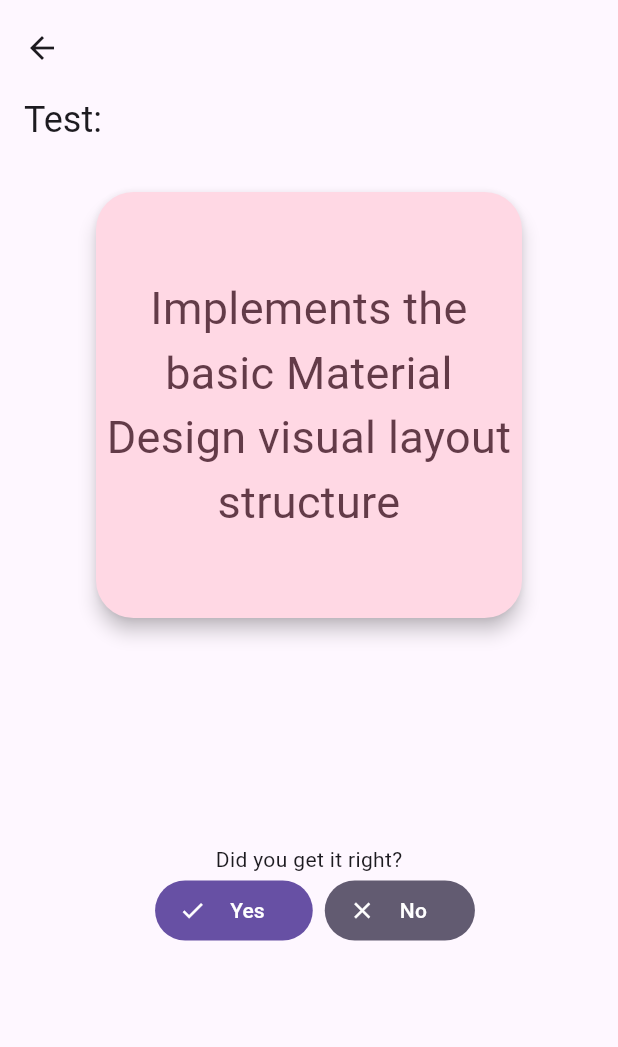
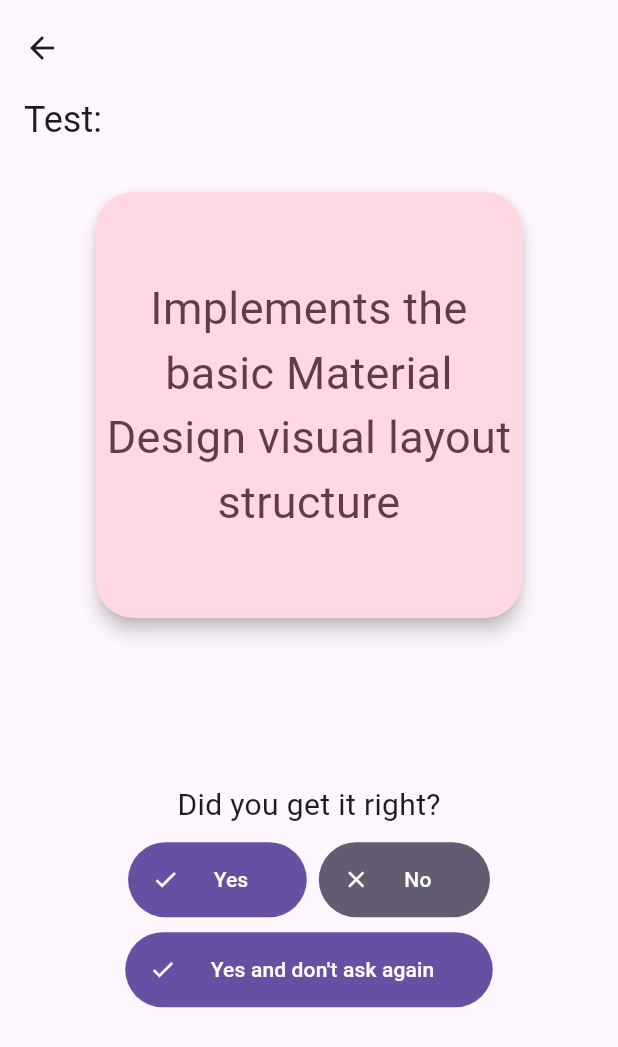
Before and after one commit to tapan98/flashcards, a Flutter app: the TestPage screen opened directly with empty values, after a tap on "Tap to reveal", on a phone screen of 412 x 824 dp. Shown: the top 1047 px of the screen. Run offline on Flutter 3.47's test engine with Material 3 defaults, Android fonts, the phone set to English and light mode, and no system bars; drawn by our look-alikes of dynamic_color, flip_card; our stand-ins replace file_picker, flutter_slidable, hive_flutter; accounts and stored records are empty.

Commit message:
added a "don't ask again" button
"don't ask again" button skips the card
from appearing again for the current session

```diff
--- a/lib/pages/test_page.dart
+++ b/lib/pages/test_page.dart
@@ -60,8 +60,6 @@
     if (currentIndex != null) {
       debugPrint(// priority level of the current card
           "${_cardsList?.getFrontText()} priority: ${widget.database.cardsList[currentIndex][CardsDatabase.priorityIndex]}");
-    }
-
       if (_isFront) {
         // tap to reveal button
         widgets.add(
@@ -94,23 +92,27 @@
             child: Column(
               mainAxisAlignment: MainAxisAlignment.center,
               children: [
-              const Text("Did you get it right?"),
+                const Text(
+                  "Did you get it right?",
+                  style: TextStyle(
+                    fontSize: 20,
+                  ),
+                ),
+                const SizedBox(height: 10.0),
                 Row(
                   mainAxisAlignment: MainAxisAlignment.center,
                   children: [
-                  const SizedBox(
-                    width: 8.0,
-                  ),
                     FilledButton.icon(
                       // Yes button
                       style: FilledButton.styleFrom(
                         backgroundColor: theme.colorScheme.primary,
                         foregroundColor: theme.colorScheme.onPrimary,
                       ),
-                    onPressed: () => onAssessmentButtonPressed(isCorrect: true),
+                      onPressed: () =>
+                          onAssessmentButtonPressed(isCorrect: true),
                       icon: const Icon(Icons.check),
                       label: const Padding(
-                      padding: EdgeInsets.all(8.0),
+                        padding: EdgeInsets.all(15.0),
                         child: Text("Yes"),
                       ),
                     ),
@@ -125,29 +127,44 @@
                           onAssessmentButtonPressed(isCorrect: false),
                       icon: const Icon(Icons.close),
                       label: const Padding(
-                      padding: EdgeInsets.all(8.0),
+                        padding: EdgeInsets.all(15.0),
                         child: Text("No"),
                       ),
                     ),
                   ],
                 ),
+                const SizedBox(height: 10.0),
+                FilledButton.icon(
+                  onPressed: () {
+                    onAssessmentButtonPressed(isCorrect: true, skip: true);
+                  },
+                  icon: const Icon(Icons.check),
+                  label: const Padding(
+                    padding: EdgeInsets.all(15.0),
+                    child: Text("Yes and don't ask again"),
+                  ),
+                )
               ],
             ),
           )
         ]);
       }
+    }
     return widgets;
   }
 
   /// Increases/decreases card priority, gets the next card and flips the test card
-  void onAssessmentButtonPressed({required bool isCorrect}) {
+  void onAssessmentButtonPressed({required bool isCorrect, bool skip = false}) {
     if (_cardsList != null && _cardsList!.getCardIndex() != null) {
-      int databaseIndex = _cardsList!.getCardIndex()!;
       if (isCorrect) {
         debugPrint("✅ button pressed\nDecreasing priority...");
         if ((widget.database.decreasePriority(_cardsList!.getCardIndex()!)) ==
             DbReturnCode.noCard) {
           debugPrint("No Card");
+        }
+        if (skip) {
+          debugPrint('Skipping card "${_cardsList!.getFrontText()}"');
+          _cardsList!.skipCard();
         }
       } else {
         debugPrint("❌ button pressed\nIncreasing priority...");
@@ -156,8 +173,6 @@
           debugPrint("No Card");
         }
       }
-      debugPrint(
-          "${_cardsList!.getFrontText()} priority: ${widget.database.cardsList[databaseIndex][CardsDatabase.priorityIndex]}");
     }
 
     // get next card
@@ -218,9 +233,10 @@
   static const int distributionValueIndex = 2;
   static const int cardIndex = 3;
   static const int countIndex = 4;
+  static const int skipIndex = 5;
 
   static const String cardsDebugHelper =
-      "cardsList[ [ frontText, backText, distributionValue, card's DB index, count], ...]";
+      "cardsList[ [ frontText, backText, distributionValue, card's DB index, count, skip], ...]";
 
   /// Randomly selects a card based on their probability distribution
   void selectCard() {
@@ -244,6 +260,12 @@
   /// based on the priority of the card
   void updateDistribution() {
     int totalCount = 0;
+
+    if (_cardsList.isEmpty) {
+      _index == null;
+      return;
+    }
+
     for (int i = 0; i < _cardsList.length; i++) {
       int dbIndex = _cardsList[i][cardIndex];
       int priority = database.cardsList[dbIndex][CardsDatabase.priorityIndex];
@@ -270,28 +292,36 @@
   /// Returns front text of the card
   /// based on selected card
   String getFrontText() {
-    if (_index != null) {
+    if (_index != null && _cardsList.isNotEmpty) {
       return _cardsList[_index!][frontIndex];
     }
-    return "No text to show";
+    return "No card!";
   }
 
   /// Returns back text of the card
   /// based on selected card
   String getBackText() {
-    if (_index != null) {
+    if (_index != null && _cardsList.isNotEmpty) {
       return _cardsList[_index!][backIndex];
     }
-    return "No text to show";
+    return "No card!";
   }
 
   /// Returns index of database's cardsList
   /// based on selected card
   int? getCardIndex() {
-    if (_index != null) {
+    if (_index != null && _cardsList.isNotEmpty) {
       return _cardsList[_index!][cardIndex];
     }
     return null;
+  }
+
+  /// Skips/Prevents the card from selecting
+  void skipCard() {
+    if (_index != null) {
+      _cardsList.removeAt(_index!);
+      updateDistribution();
+    }
   }
 
   /// builds [_cardsList] for selected Deck,
@@ -309,6 +339,7 @@
             database.cardsList[i][CardsDatabase.priorityIndex],
             i, // original index of the card
             0,
+            false
           ]);
         } else {
           // distribute probability value based on the
@@ -322,6 +353,7 @@
             valueToDistribute,
             i, // original index of the card
             0,
+            false
           ]);
         }
         _debugPrint("Card: ${database.cardsList[i][CardsDatabase.frontIndex]}");
@@ -335,7 +367,7 @@
         "Last distribution value (Sum): ${_cardsList.last[distributionValueIndex]}");
   }
 
-  /// cardsList[ [ frontText, backText, distributionValue, card's DB index, count], ...]
+  /// cardsList[ [ frontText, backText, distributionValue, card's DB index, count, skip], ...]
   List _cardsList = [];
   final _rng = Random();
 
```
Lines whose indentation alone changed are shown as unchanged.
